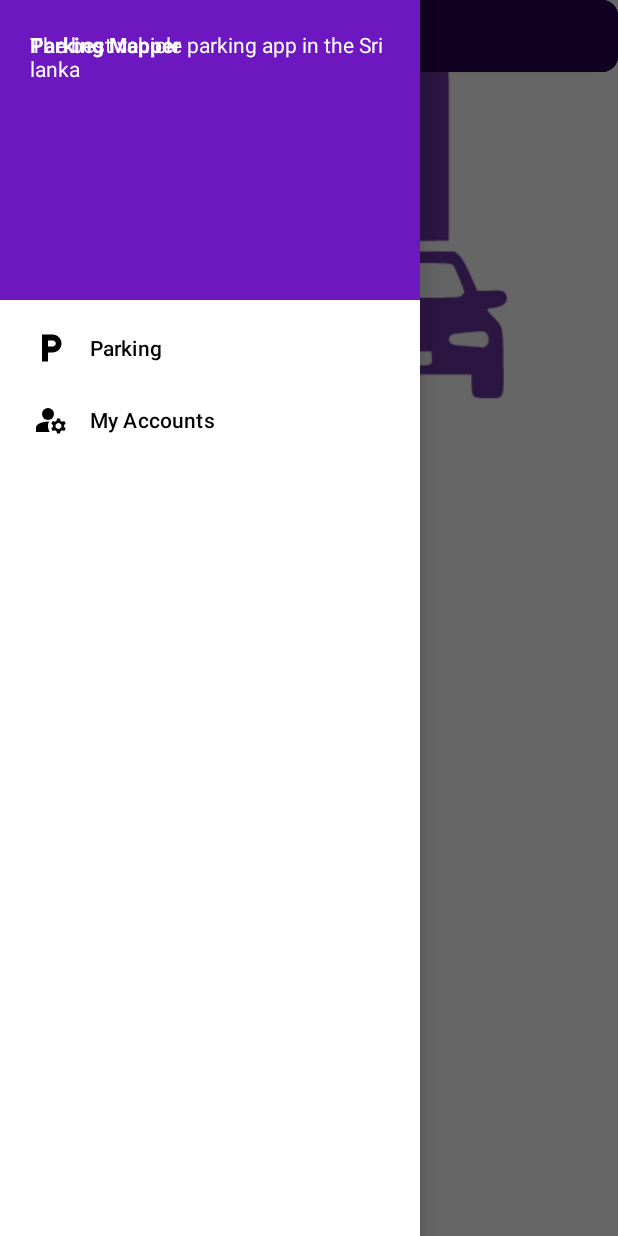
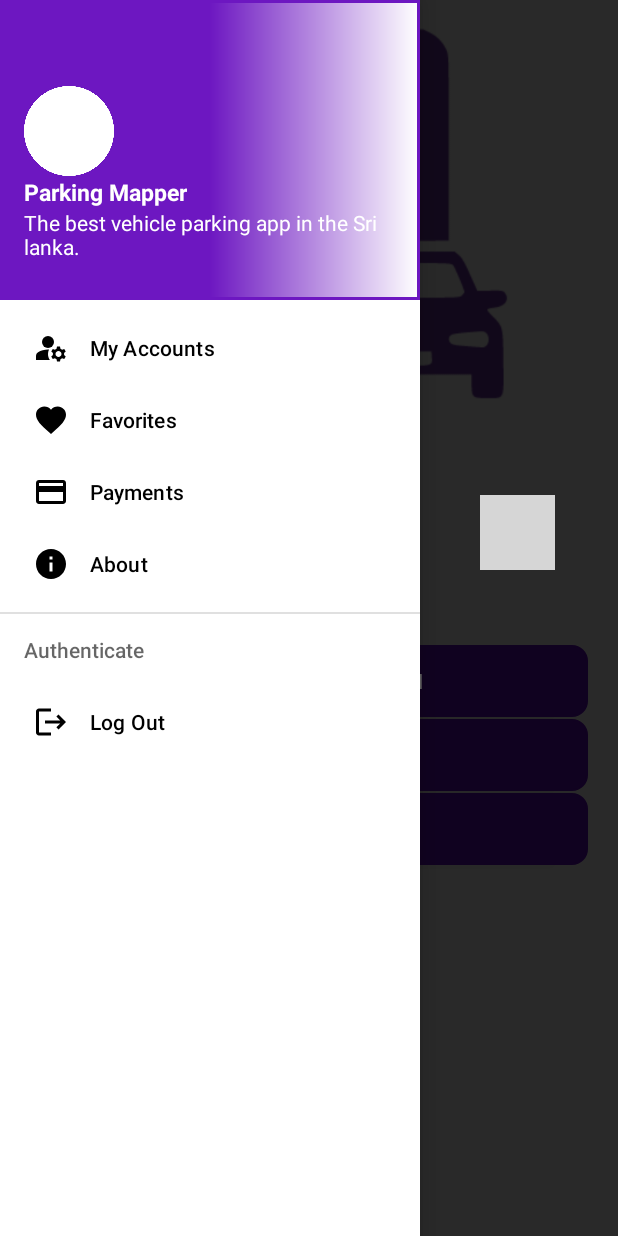
Before and after one commit to Ravindu96Abesinghe/ParkingMapper, an Android app: the ParkingMenu screen opened directly, with no data from a screen before it, with the side drawer open, on a phone screen of 412 x 824 dp. Run offline under Robolectric (Android 15) with nearby library versions, the phone set to English and light mode, and no system bars; grey boxes are pictures that could not be loaded.

Commit message:
fregment list

```diff
--- a/app/build.gradle
+++ b/app/build.gradle
@@ -47,6 +47,8 @@ dependencies {
     implementation platform('com.google.firebase:firebase-bom:31.5.0')
     implementation 'com.google.firebase:firebase-analytics'
     implementation 'com.google.firebase:firebase-database'
+//    implementation 'com.google.android.as/com.google.android.apps.miphone.aiai.app.AiAiAugmentedAutofillService'
+
 
 //    implementation 'com.google.android.material:material:1.8.0-alpha04'
 }
--- a/app/src/main/java/com/example/myapplication/ParkingMenu.java
+++ b/app/src/main/java/com/example/myapplication/ParkingMenu.java
@@ -1,11 +1,13 @@
 package com.example.myapplication;
 
 import androidx.annotation.NonNull;
+import androidx.appcompat.app.ActionBar;
 import androidx.appcompat.app.ActionBarDrawerToggle;
 import androidx.appcompat.app.AppCompatActivity;
 import androidx.appcompat.widget.Toolbar;
 import androidx.core.view.GravityCompat;
 import androidx.drawerlayout.widget.DrawerLayout;
+import androidx.appcompat.app.ActionBar.*;
 
 import android.app.Activity;
 import android.content.Intent;
@@ -21,10 +23,10 @@ import com.google.android.material.navigation.NavigationView;
 
 public class ParkingMenu extends AppCompatActivity {
 
-    DrawerLayout drawerLayout;
-    NavigationView navigationView;
-    Toolbar toolbar;
-    ActionBarDrawerToggle actionBarDrawerToggle;
+    private DrawerLayout drawerLayout;
+    private NavigationView navigationView;
+    private Toolbar toolbar;
+//    ActionBarDrawerToggle actionBarDrawerToggle;
 //    LinearLayout parking, settings;
 
 //    @Override
@@ -42,9 +44,76 @@ public class ParkingMenu extends AppCompatActivity {
         super.onCreate(savedInstanceState);
         setContentView(R.layout.activity_parking_menu);
 
-//        drawerLayout = findViewById(R.id.drawerLayout);
-////        menu = findViewById(R.id.menu);
-//        navigationView = findViewById(R.id.navigationView);
+        drawerLayout = findViewById(R.id.drawerLayout);
+//        menu = findViewById(R.id.menu);
+        navigationView = findViewById(R.id.navigationView);
+        toolbar = findViewById(R.id.toolbar);
+
+        setSupportActionBar(toolbar);
+        ActionBar actionBar = getSupportActionBar();
+//        actionBar.setDisplayHomeAsUpEnabled(true);
+//        actionBar.setHomeAsUpIndicator(R.drawable.ic_baseline_menu);
+
+//        navigationView.setNavigationItemSelectedListener((MenuItem::hasSubMenu));
+        navigationView.setNavigationItemSelectedListener(new NavigationView.OnNavigationItemSelectedListener() {
+            @Override
+            public boolean onNavigationItemSelected(@NonNull MenuItem item) {
+
+                switch (item.getItemId()) {
+//                    case R.id.nav_park:
+//                        startActivity(new Intent(ParkingMenu.this, ParkingMenu.class));
+//                        Toast.makeText(ParkingMenu.this, "Parking Clicked", Toast.LENGTH_SHORT).show();
+//                        return true;
+
+                    case R.id.nav_acc:
+                        startActivity(new Intent(ParkingMenu.this, AccountsParking.class));
+                        Toast.makeText(ParkingMenu.this, "A Clicked", Toast.LENGTH_SHORT).show();
+                        return true;
+
+                    case R.id.nav_fav:
+                        startActivity(new Intent(ParkingMenu.this, ParkingMenu.class));
+                        Toast.makeText(ParkingMenu.this, "Fav Clicked", Toast.LENGTH_SHORT).show();
+                        return true;
+
+                    case R.id.nav_pay:
+                        startActivity(new Intent(ParkingMenu.this, AccountsParking.class));
+                        Toast.makeText(ParkingMenu.this, "Pay Clicked", Toast.LENGTH_SHORT).show();
+                        return true;
+
+//                    case R.id.nav_fav:
+//                        startActivity(new Intent(ParkingMenu.this, ParkingMenu.class));
+////                        startActivity(new Intent(ParkingMenu.this, CreateLogin.class));
+//                        Toast.makeText(ParkingMenu.this, "F Clicked", Toast.LENGTH_SHORT).show();
+//                        return true;
+//
+//                    case R.id.nav_pay:
+//                        startActivity(new Intent(ParkingMenu.this, ParkingMenu.class));
+//                        Toast.makeText(ParkingMenu.this, "p Clicked", Toast.LENGTH_SHORT).show();
+//                        return true;
+//
+                    case R.id.nav_about:
+                        startActivity(new Intent(ParkingMenu.this, ParkingMenu.class));
+                        Toast.makeText(ParkingMenu.this, "About Clicked", Toast.LENGTH_SHORT).show();
+                        return true;
+                }
+                return true;
+            }
+        });
+    }
+
+    @Override
+    public boolean onOptionsItemSelected(@NonNull MenuItem item) {
+        switch (item.getItemId()) {
+            case R.id.nav_pay:
+                Toast.makeText(ParkingMenu.this, "Parking Clicked", Toast.LENGTH_SHORT).show();
+                return true;
+        }
+        return super.onOptionsItemSelected(item);
+    }
+}
+
+
+
 //        actionBarDrawerToggle = new ActionBarDrawerToggle(this, drawerLayout, R.string.menu_open, R.string.menu_close);
 //        drawerLayout.addDrawerListener(actionBarDrawerToggle);
 //        actionBarDrawerToggle.syncState();
@@ -55,23 +124,26 @@ public class ParkingMenu extends AppCompatActivity {
 //
 //                switch (item.getItemId()) {
 //                    case R.id.nav_park:
-//                        Log.i("Menu_Drawer_Tag", "Parking is clicked");
+////                        Log.i("Menu_Drawer_Tag", "Parking is clicked");
+//                        startActivity(new Intent(ParkingMenu.this, ParkingMenu.class));
 //                        drawerLayout.closeDrawer(GravityCompat.START);
 //                        break;
-//
+////
 //                    case R.id.nav_acc:
-//                        Log.i("Menu_Drawer_Tag", "Account is clicked");
+////                        Log.i("Menu_Drawer_Tag", "Account is clicked");
+//                        startActivity(new Intent(ParkingMenu.this, UserMenu.class));
 //                        drawerLayout.closeDrawer(GravityCompat.START);
 //                        break;
-//
+////
 //                }
 //
 //                return true;
 //            }
 //        });
-
-
-    }
+//
+//
+//    }
+//}
 
 
 //        parking = findViewById(R.id.parking);
@@ -98,28 +170,28 @@ public class ParkingMenu extends AppCompatActivity {
 //
 //    }
 
-    public static void openDrawer(DrawerLayout drawerLayout) {
-        drawerLayout.openDrawer(GravityCompat.START);
-    }
-
-    public static void closeDrawer(DrawerLayout drawerLayout) {
-        if (drawerLayout.isDrawerOpen(GravityCompat.START)) {
-            drawerLayout.closeDrawer(GravityCompat.START);
-        }
-    }
-
-    public static void redirectActivity(Activity activity, Class secondActivity) {
-        Intent intent = new Intent(activity, secondActivity);
-        activity.startActivity(intent);
-        activity.finish();
-    }
-
-    @Override
-    protected void onPause() {
-        super.onPause();
-        closeDrawer(drawerLayout);
-    }
-}
+//    public static void openDrawer(DrawerLayout drawerLayout) {
+//        drawerLayout.openDrawer(GravityCompat.START);
+//    }
+//
+//    public static void closeDrawer(DrawerLayout drawerLayout) {
+//        if (drawerLayout.isDrawerOpen(GravityCompat.START)) {
+//            drawerLayout.closeDrawer(GravityCompat.START);
+//        }
+//    }
+//
+//    public static void redirectActivity(Activity activity, Class secondActivity) {
+//        Intent intent = new Intent(activity, secondActivity);
+//        activity.startActivity(intent);
+//        activity.finish();
+//    }
+//
+//    @Override
+//    protected void onPause() {
+//        super.onPause();
+//        closeDrawer(drawerLayout);
+//    }
+//}
 
     //
 //        Toolbar toolbar = findViewById(R.id.toolbar);
--- a/app/src/main/res/layout/activity_parking_menu.xml
+++ b/app/src/main/res/layout/activity_parking_menu.xml
@@ -15,8 +15,7 @@
 
         <LinearLayout
             android:layout_width="match_parent"
-            android:layout_height="280dp"
-            tools:ignore="MissingConstraints">
+            android:layout_height="280dp">
 
             <ImageView
                 android:layout_width="match_parent"
@@ -27,78 +26,10 @@
 
         </LinearLayout>
 
-        <RelativeLayout
-            android:layout_width="match_parent"
-            android:layout_height="wrap_content"
-            tools:ignore="MissingConstraints">
 
-        </RelativeLayout>
-
-        <androidx.appcompat.widget.AppCompatButton
-            android:id="@+id/btnCLocation"
-            android:layout_width="match_parent"
-            android:layout_height="wrap_content"
-            android:background="@drawable/custom_button"
-            android:text="Search Reservation"
-            android:textColor="@color/white"
-            android:textStyle="bold"
-            tools:ignore="MissingConstraints"
-            tools:layout_editor_absoluteX="0dp"
-            tools:layout_editor_absoluteY="605dp">
-
-        </androidx.appcompat.widget.AppCompatButton>
-
-        <androidx.appcompat.widget.AppCompatButton
-            android:id="@+id/btnFav"
-            android:layout_width="match_parent"
-            android:layout_height="wrap_content"
-            android:background="@drawable/custom_button"
-            android:text="Favourite"
-            android:textColor="@color/white"
-            android:textStyle="bold"
-            tools:ignore="MissingConstraints"
-            tools:layout_editor_absoluteX="0dp"
-            tools:layout_editor_absoluteY="667dp">
-
-        </androidx.appcompat.widget.AppCompatButton>
-
-        <androidx.appcompat.widget.AppCompatButton
-            android:id="@+id/btnHistory"
-            android:layout_width="match_parent"
-            android:layout_height="wrap_content"
-            android:background="@drawable/custom_button"
-            android:text="History"
-            android:textColor="@color/white"
-            android:textStyle="bold"
-            tools:ignore="MissingConstraints"
-            tools:layout_editor_absoluteX="-16dp"
-            tools:layout_editor_absoluteY="729dp">
-
-        </androidx.appcompat.widget.AppCompatButton>
-
-        <EditText
-            android:id="@id/txtUsername"
-            android:layout_width="220dp"
-            android:layout_height="wrap_content"
-            android:text="View Reservation"
-            tools:layout_editor_absoluteX="20dp"
-            tools:layout_editor_absoluteY="438dp"
-            tools:ignore="MissingConstraints">
-
-        </EditText>
-
-        <ImageView
-            android:layout_width="50dp"
-            android:layout_height="50dp"
-            android:src="@drawable/ic_search"
-            tools:layout_editor_absoluteX="295dp"
-            tools:layout_editor_absoluteY="427dp"
-            tools:ignore="MissingConstraints">
-
-        </ImageView>
+    </androidx.constraintlayout.widget.ConstraintLayout>
 
 
-    </androidx.constraintlayout.widget.ConstraintLayout>
 
     <com.google.android.material.navigation.NavigationView
         android:layout_width="wrap_content"
@@ -110,6 +41,144 @@
         android:layout_gravity="start">
 
     </com.google.android.material.navigation.NavigationView>
+
+    <LinearLayout
+        android:layout_width="match_parent"
+        android:layout_height="wrap_content"
+        android:layout_marginTop="280dp"
+        android:orientation="vertical">
+
+        <RelativeLayout
+            android:layout_width="wrap_content"
+            android:layout_height="wrap_content">
+
+            <EditText
+                android:id="@id/txtUsername"
+                android:layout_width="220dp"
+                android:layout_height="wrap_content"
+                android:layout_marginStart="60dp"
+                android:layout_marginTop="50dp"
+                android:layout_marginEnd="0dp"
+                android:text="View Reservation">
+
+            </EditText>
+
+            <ImageView
+                android:layout_width="50dp"
+                android:src="@drawable/ic_search"
+                android:layout_marginStart="320dp"
+                android:layout_marginTop="50dp"
+                android:layout_marginEnd="2dp"
+                android:layout_height="50dp">
+
+            </ImageView>
+
+        </RelativeLayout>
+
+        <androidx.appcompat.widget.AppCompatButton
+            android:layout_width="match_parent"
+            android:layout_height="wrap_content"
+            android:id="@+id/btnCLocation"
+            android:textColor="@color/white"
+            android:textStyle="bold"
+            android:text="Search Reservation"
+            android:background="@drawable/custom_button"
+            android:layout_marginStart="20dp"
+            android:layout_marginEnd="20dp"
+            android:layout_marginTop="50dp">
+
+        </androidx.appcompat.widget.AppCompatButton>
+
+        <androidx.appcompat.widget.AppCompatButton
+            android:layout_width="match_parent"
+            android:layout_height="wrap_content"
+            android:id="@+id/btnFav"
+            android:textColor="@color/white"
+            android:textStyle="bold"
+            android:text="Favourite"
+            android:background="@drawable/custom_button"
+            android:layout_marginStart="20dp"
+            android:layout_marginEnd="20dp"
+            android:layout_marginTop="1dp">
+
+        </androidx.appcompat.widget.AppCompatButton>
+
+        <androidx.appcompat.widget.AppCompatButton
+            android:id="@+id/btnHistory"
+            android:layout_width="match_parent"
+            android:layout_height="wrap_content"
+            android:layout_marginStart="20dp"
+            android:layout_marginTop="1dp"
+            android:layout_marginEnd="20dp"
+            android:background="@drawable/custom_button"
+            android:text="History"
+            android:textColor="@color/white"
+            android:textStyle="bold">
+
+        </androidx.appcompat.widget.AppCompatButton>
+
+    </LinearLayout>
+
+
+<!--    <EditText-->
+<!--        android:id="@id/txtUsername"-->
+<!--        android:layout_width="220dp"-->
+<!--        android:layout_height="wrap_content"-->
+<!--        android:text="View Reservation"-->
+<!--        tools:layout_editor_absoluteX="20dp"-->
+<!--        tools:layout_editor_absoluteY="438dp"-->
+<!--        tools:ignore="MissingConstraints">-->
+
+<!--    </EditText>-->
+
+<!--    <ImageView-->
+<!--        android:layout_width="50dp"-->
+<!--        android:layout_height="50dp"-->
+<!--        android:src="@drawable/ic_search"-->
+<!--        tools:layout_editor_absoluteX="295dp"-->
+<!--        tools:layout_editor_absoluteY="427dp">-->
+
+<!--    </ImageView>-->
+
+<!--    <androidx.appcompat.widget.AppCompatButton-->
+<!--        android:id="@+id/btnCLocation"-->
+<!--        android:layout_width="match_parent"-->
+<!--        android:layout_height="wrap_content"-->
+<!--        android:background="@drawable/custom_button"-->
+<!--        android:text="Search Reservation"-->
+<!--        android:textColor="@color/white"-->
+<!--        android:textStyle="bold"-->
+<!--        tools:layout_editor_absoluteX="0dp"-->
+<!--        tools:layout_editor_absoluteY="605dp">-->
+
+<!--    </androidx.appcompat.widget.AppCompatButton>-->
+
+<!--    <androidx.appcompat.widget.AppCompatButton-->
+<!--        android:id="@+id/btnFav"-->
+<!--        android:layout_width="match_parent"-->
+<!--        android:layout_height="wrap_content"-->
+<!--        android:background="@drawable/custom_button"-->
+<!--        android:text="Favourite"-->
+<!--        android:textColor="@color/white"-->
+<!--        android:textStyle="bold"-->
+<!--        tools:layout_editor_absoluteX="0dp"-->
+<!--        tools:layout_editor_absoluteY="667dp">-->
+
+<!--    </androidx.appcompat.widget.AppCompatButton>-->
+
+<!--    <androidx.appcompat.widget.AppCompatButton-->
+<!--        android:id="@+id/btnHistory"-->
+<!--        android:layout_width="match_parent"-->
+<!--        android:layout_height="wrap_content"-->
+<!--        android:background="@drawable/custom_button"-->
+<!--        android:text="History"-->
+<!--        android:textColor="@color/white"-->
+<!--        android:textStyle="bold"-->
+<!--        tools:ignore="MissingConstraints"-->
+<!--        tools:layout_editor_absoluteX="-16dp"-->
+<!--        tools:layout_editor_absoluteY="729dp">-->
+
+<!--    </androidx.appcompat.widget.AppCompatButton>-->
 
 
 <!--    <LinearLayout-->
--- a/app/src/main/res/layout/header_menu.xml
+++ b/app/src/main/res/layout/header_menu.xml
@@ -1,29 +1,75 @@
 <?xml version="1.0" encoding="utf-8"?>
 <androidx.constraintlayout.widget.ConstraintLayout xmlns:android="http://schemas.android.com/apk/res/android"
+    xmlns:app="http://schemas.android.com/apk/res-auto"
+    xmlns:tools="http://schemas.android.com/tools"
     android:orientation="vertical"
     android:layout_width="match_parent"
-    android:layout_height="200dp"
-    android:padding="20dp"
-    android:background="@color/lavender">
+    android:layout_height="200dp">
+
+    <LinearLayout
+        android:layout_width="match_parent"
+        android:layout_height="match_parent"
+        android:background="@drawable/header_bkg"
+        android:gravity="bottom"
+        android:orientation="vertical"
+        android:padding="16dp"
+        android:theme="@style/ThemeOverlay.AppCompat.Dark"
+        app:layout_constraintStart_toStartOf="parent"
+        tools:layout_editor_absoluteY="-21dp">
+
+        <ImageView
+            android:layout_width="60dp"
+            android:layout_height="60dp"
+            android:layout_marginTop="30dp"
+            android:layout_marginEnd="4dp"
+            android:src="@drawable/circle_icon">
+
+        </ImageView>
 
         <TextView
             android:layout_width="wrap_content"
             android:layout_height="wrap_content"
             android:text="Parking Mapper"
+            android:textColor="@color/white"
             android:textStyle="bold"
-        android:layout_marginTop="80dp"
-        android:textColor="@color/white">
+            android:textSize="15dp">
 
         </TextView>
 
         <TextView
             android:layout_width="wrap_content"
             android:layout_height="wrap_content"
-        android:text="The best vehicle parking app in the Sri lanka"
+            android:layout_marginBottom="10dp"
+            android:text="The best vehicle parking app in the Sri lanka."
             android:textColor="@color/white"
-        android:textSize="14dp"
-        android:layout_marginBottom="16dp">
+            android:textSize="14dp">
 
         </TextView>
 
+
+    </LinearLayout>
+
+<!--    <TextView-->
+<!--        android:layout_width="wrap_content"-->
+<!--        android:layout_height="wrap_content"-->
+<!--        android:text="Parking Mapper"-->
+<!--        android:textColor="@color/white"-->
+<!--        android:textStyle="bold"-->
+<!--        tools:layout_editor_absoluteX="-3dp"-->
+<!--        tools:layout_editor_absoluteY="102dp"-->
+<!--        android:textSize="20dp">-->
+
+<!--    </TextView>-->
+
+<!--    <TextView-->
+<!--        android:layout_width="wrap_content"-->
+<!--        android:layout_height="wrap_content"-->
+<!--        android:text="The best vehicle parking app in the Sri lanka"-->
+<!--        android:textColor="@color/white"-->
+<!--        android:textSize="14dp"-->
+<!--        tools:layout_editor_absoluteX="-2dp"-->
+<!--        tools:layout_editor_absoluteY="137dp">-->
+
+<!--    </TextView>-->
+
 </androidx.constraintlayout.widget.ConstraintLayout>
--- a/app/src/main/res/layout/toolbar.xml
+++ b/app/src/main/res/layout/toolbar.xml
@@ -1,5 +1,5 @@
 <?xml version="1.0" encoding="utf-8"?>
-<LinearLayout
+<androidx.appcompat.widget.Toolbar
     xmlns:android="http://schemas.android.com/apk/res/android"
     android:orientation="horizontal"
     android:layout_width="match_parent"
@@ -21,4 +21,4 @@
         android:text="bla bla bla"
         android:textSize="20sp"/>
 
-</LinearLayout>
+</androidx.appcompat.widget.Toolbar>
--- a/app/src/main/res/menu/main_menu_parking.xml
+++ b/app/src/main/res/menu/main_menu_parking.xml
@@ -4,16 +4,51 @@
     <group
         android:checkableBehavior="single">
 
-        <item
-            android:id="@+id/nav_park"
-            android:title="Parking"
-            android:icon="@drawable/ic_baseline_my_parking"/>
+<!--        <item-->
+<!--            android:id="@+id/nav_park"-->
+<!--            android:title="Parking"-->
+<!--            android:icon="@drawable/ic_baseline_my_parking"/>-->
 
         <item
             android:id="@+id/nav_acc"
             android:title="My Accounts"
             android:icon="@drawable/ic_baseline_accounts_settings"/>
 
+        <item
+            android:id="@+id/nav_fav"
+            android:title="Favorites"
+            android:icon="@drawable/ic_baseline_favorite"/>
+
+        <item
+            android:id="@+id/nav_pay"
+            android:title="Payments"
+            android:icon="@drawable/ic_baseline_payments"/>
+
+        <item
+            android:id="@+id/nav_about"
+            android:title="About"
+            android:icon="@drawable/ic_baseline_about"/>
+
+    </group>
+
+    <group
+        android:checkableBehavior="single">
+        <item android:title="Authenticate">
+
+            <menu>
+
+                <group>
+                    <item
+                        android:id="@+id/nav_logout"
+                        android:title="Log Out"
+                        android:icon="@drawable/ic_baseline_signout"/>
+                </group>
+
+
+            </menu>
+
+        </item>
+
     </group>
 
 
--- a/app/src/main/res/values-night/themes.xml
+++ b/app/src/main/res/values-night/themes.xml
@@ -1,6 +1,6 @@
 <resources xmlns:tools="http://schemas.android.com/tools">
     <!-- Base application theme. -->
-    <style name="Theme.MyApplication" parent="Theme.MaterialComponents.DayNight.DarkActionBar">
+    <style name="Theme.MyApplication" parent="Theme.MaterialComponents.Light.NoActionBar">
         <!-- Primary brand color. -->
         <item name="colorPrimary">@color/purple_200</item>
         <item name="colorPrimaryVariant">@color/purple_700</item>
--- a/app/src/main/res/values/themes.xml
+++ b/app/src/main/res/values/themes.xml
@@ -1,6 +1,6 @@
 <resources xmlns:tools="http://schemas.android.com/tools">
     <!-- Base application theme. -->
-    <style name="Theme.MyApplication" parent="Theme.MaterialComponents.DayNight.NoActionBar">
+    <style name="Theme.MyApplication" parent="Theme.MaterialComponents.Light.NoActionBar">
         <!-- Primary brand color. -->
         <item name="colorPrimary">@color/purple_500</item>
         <item name="colorPrimaryVariant">@color/purple_700</item>
```
Also changed, not shown: app/src/main/AndroidManifest.xml (+8 -1 lines), app/src/main/java/com/example/myapplication/AccountsParking.java (added, +14 -0 lines), app/src/main/res/layout/activity_accounts_parking.xml (added, +19 -0 lines), app/src/main/res/drawable-v24/circle_icon.png (added). Lines whose indentation alone changed are shown as unchanged.
